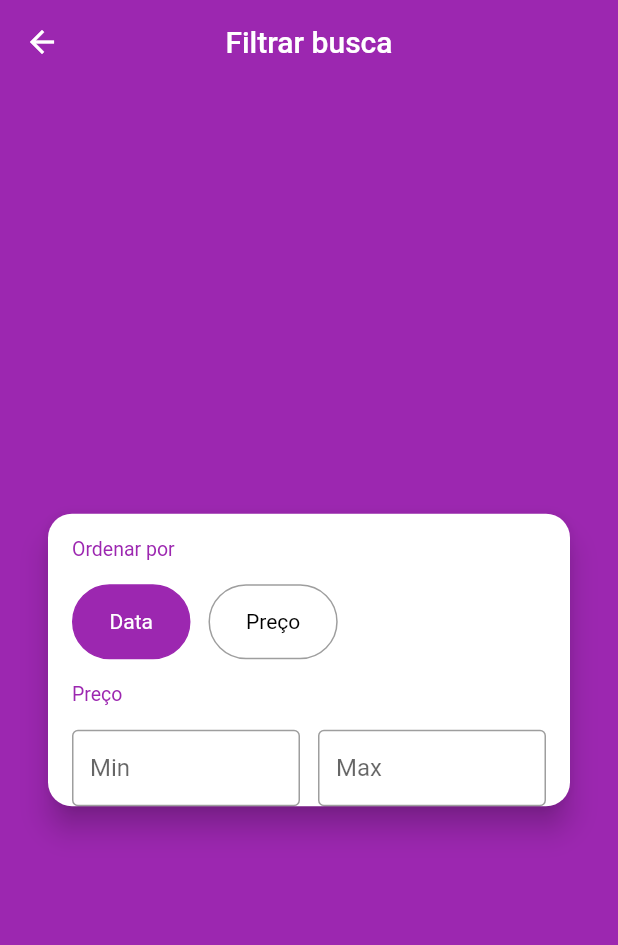
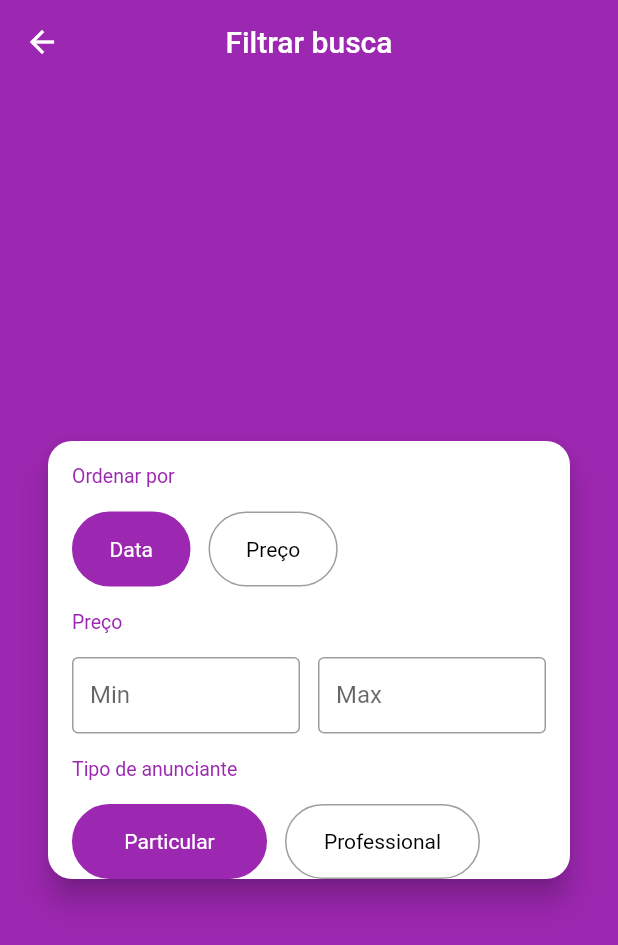
Before and after one commit to brenomacedo/flutter_ccheap, a Flutter app: the FilterScreen screen opened directly, on a phone screen of 412 x 824 dp. Shown: the top 945 px of the screen. Run offline on Flutter 3.47's test engine with Material 2 defaults, Android fonts, the phone set to English and light mode, and no system bars; our stand-ins replace brasil_fields, dio, flutter_mobx, get_it, image_cropper, image_picker and 3 more; accounts and stored records are empty; generated files the repository leaves out were written again; network calls fail; statements that could not run were skipped.

Commit message:
adOwnerType

```diff
--- /dev/null
+++ b/lib/screens/filter/components/vendor_type_field.dart
@@ -0,0 +1,81 @@
+import 'package:flutter/material.dart';
+import 'package:flutter_mobx/flutter_mobx.dart';
+import 'package:xlo_mobx/screens/filter/components/section_title.dart';
+import 'package:xlo_mobx/stores/filter_store.dart';
+
+class VendorTypeField extends StatelessWidget {
+
+  VendorTypeField(this.filterStore);
+
+  final FilterStore filterStore;
+
+  @override
+  Widget build(BuildContext context) {
+    return Column(
+      crossAxisAlignment: CrossAxisAlignment.stretch,
+      children: [
+        SectionTitle('Tipo de anunciante'),
+        Observer(builder: (_) {
+          return Wrap(
+            runSpacing: 4,
+            children: [
+              GestureDetector(
+                child: Container(
+                  width: 130,
+                  height: 50,
+                  decoration: BoxDecoration(
+                    borderRadius: BorderRadius.circular(25),
+                    border: Border.all(color: filterStore.isTypeParticular ? Colors.purple : Colors.grey),
+                    color: filterStore.isTypeParticular ? Colors.purple : Colors.transparent
+                  ),
+                  child: Text('Particular', style:
+                    TextStyle(color: filterStore.isTypeParticular ? Colors.white: Colors.black)),
+                  alignment: Alignment.center,
+                  padding: EdgeInsets.symmetric(horizontal: 24),
+                ),
+                onTap: () {
+                  if(filterStore.isTypeParticular) {
+                    if(filterStore.isTypeProfessional) {
+                      filterStore.resetVendorType(VENDOR_TYPE_PARTICULAR);
+                    } else {
+                      filterStore.selectVendorType(VENDOR_TYPE_PROFESSIONAL);
+                    }
+                  } else {
+                    filterStore.setVendorType(VENDOR_TYPE_PARTICULAR);
+                  }
+                },
+              ),
+              SizedBox(width: 12),
+              GestureDetector(
+                child: Container(
+                  width: 130,
+                  height: 50,
+                  decoration: BoxDecoration(
+                    borderRadius: BorderRadius.circular(25),
+                    border: Border.all(color: filterStore.isTypeProfessional ? Colors.purple : Colors.grey),
+                    color: filterStore.isTypeProfessional ? Colors.purple : Colors.transparent
+                  ),
+                  child: Text('Professional', style:
+                    TextStyle(color: filterStore.isTypeProfessional ? Colors.white: Colors.black)),
+                  alignment: Alignment.center,
+                  padding: EdgeInsets.symmetric(horizontal: 24),
+                ),
+                onTap: () {
+                  if(filterStore.isTypeProfessional) {
+                    if(filterStore.isTypeParticular) {
+                      filterStore.resetVendorType(VENDOR_TYPE_PROFESSIONAL);
+                    } else {
+                      filterStore.selectVendorType(VENDOR_TYPE_PARTICULAR);
+                    }
+                  } else {
+                    filterStore.setVendorType(VENDOR_TYPE_PROFESSIONAL);
+                  }
+                },
+              )
+            ],
+          );
+        })
+      ],
+    );
+  }
+}
--- a/lib/screens/filter/filter_screen.dart
+++ b/lib/screens/filter/filter_screen.dart
@@ -1,6 +1,7 @@
 import 'package:flutter/material.dart';
 import 'package:xlo_mobx/screens/filter/components/order_by_field.dart';
 import 'package:xlo_mobx/screens/filter/components/price_range_field.dart';
+import 'package:xlo_mobx/screens/filter/components/vendor_type_field.dart';
 import 'package:xlo_mobx/stores/filter_store.dart';
 
 class FilterScreen extends StatelessWidget {
@@ -25,7 +26,8 @@ class FilterScreen extends StatelessWidget {
               mainAxisSize: MainAxisSize.min,
               children: [
                 OrderByField(filterStore),
-                PriceRangeField(filterStore)
+                PriceRangeField(filterStore),
+                VendorTypeField(filterStore)
               ],
             ),
           )
--- a/lib/stores/filter_store.dart
+++ b/lib/stores/filter_store.dart
@@ -4,6 +4,9 @@ part 'filter_store.g.dart';
 enum OrderBy {
   DATE, PRICE
 }
+
+const VENDOR_TYPE_PARTICULAR = 1 << 0;
+const VENDOR_TYPE_PROFESSIONAL = 1 << 1;
 
 class FilterStore = _FilterStore with _$FilterStore;
 
@@ -31,4 +34,16 @@ abstract class _FilterStore with Store {
   String get priceError => maxPrice != null && minPrice != null && maxPrice < minPrice
     ? 'Faixa de preço inválida' : null;
 
+  @observable
+  int vendorType = VENDOR_TYPE_PARTICULAR;
+
+  @action
+  void selectVendorType(int value) => vendorType = value;
+  void setVendorType(int type) => vendorType = vendorType | type;
+  void resetVendorType(int type) => vendorType = vendorType & ~type;
+
+  @computed
+  bool get isTypeParticular => (vendorType & VENDOR_TYPE_PARTICULAR) != 0;
+  bool get isTypeProfessional => (vendorType & VENDOR_TYPE_PROFESSIONAL) != 0;
+
 }
```
Also changed, not shown: lib/stores/filter_store.g.dart.
